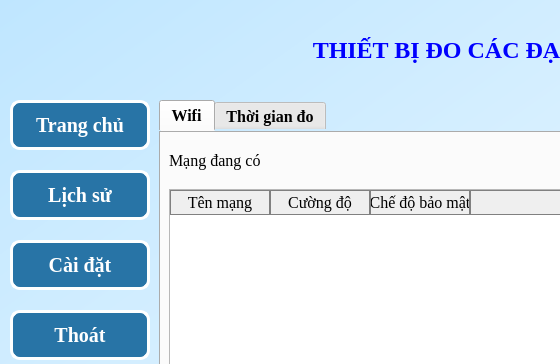
This is iot.ui in sonmasterj/iot as Qt 5 draws it before an edit; both pictures show x 0 to 560 and y 0 to 364 of the 1042 by 742 pixel window. The edited form follows.
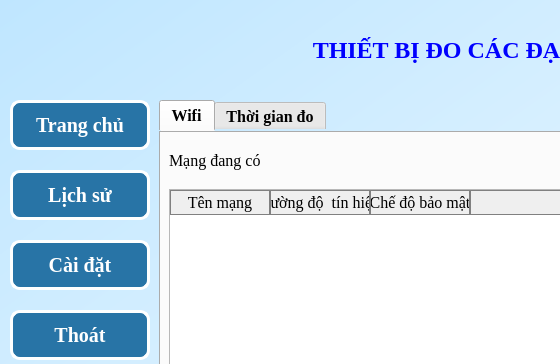
This is the edited form. Icons and pictures are not drawn.

Commit message: update table ừii

What changed in the file:
```diff
--- a/iot.ui
+++ b/iot.ui
@@ -3525,7 +3525,7 @@
                  </column>
                  <column>
                   <property name="text">
-                   <string>Cường độ</string>
+                   <string>Cường độ  tín hiệu</string>
                   </property>
                   <property name="font">
                    <font>
```
Left out of the diff: 6 changed lines with no effect on the pictures.
